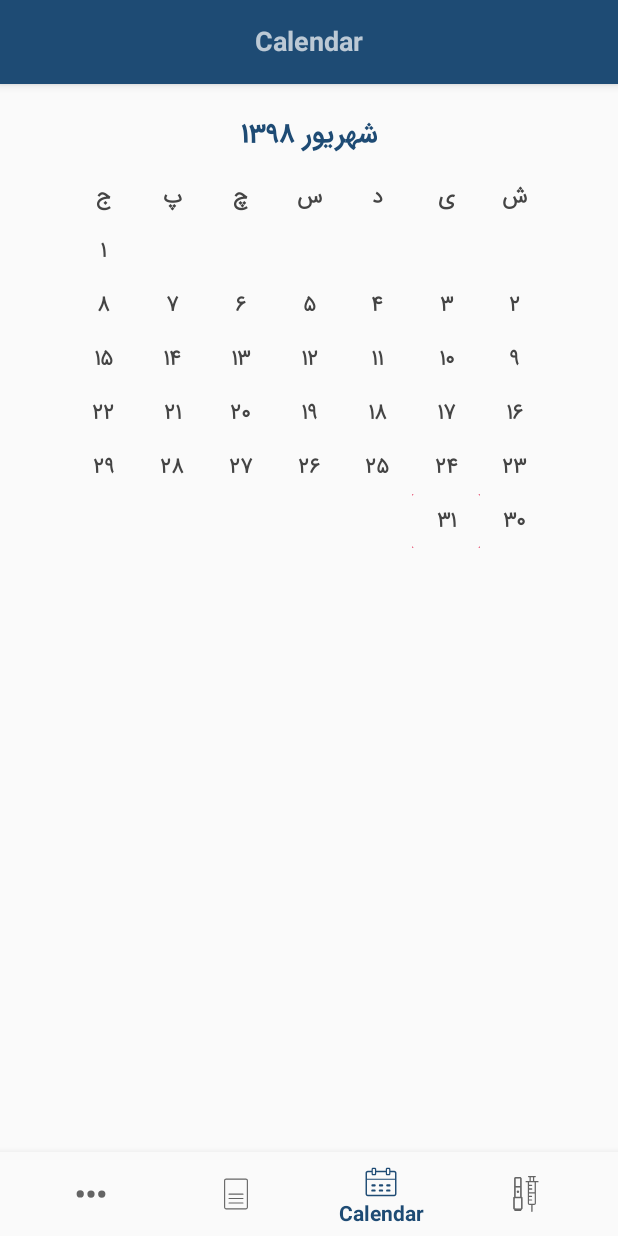
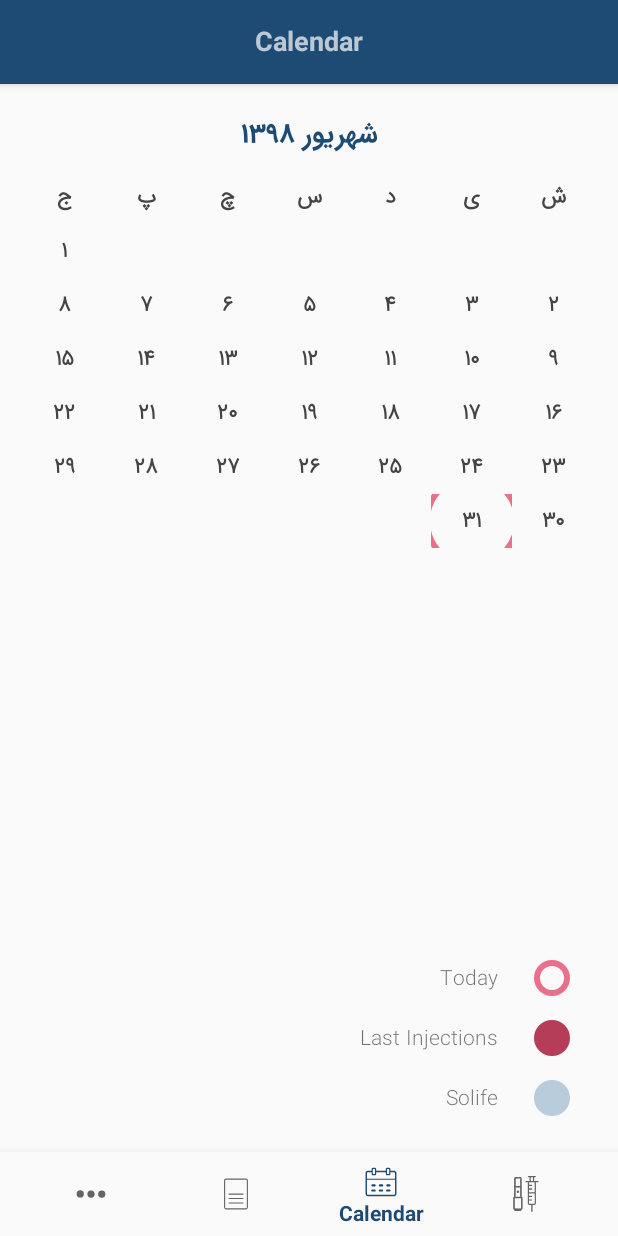
Before and after one commit to manjav/bottom-navigation-app, an Android app: the screen it shows after launch (MainActivity), item 2 of the bottom bar chosen, on a phone screen of 412 x 824 dp. Run offline under Robolectric (Android 15) with nearby library versions, the phone set to English and light mode, and no system bars; plain views replace PersianCalendarView.

Commit message:
added color hints fot calendar

```diff
--- a/app/src/main/java/com/grantech/cinnagen/solife/fragments/DateFragment.java
+++ b/app/src/main/java/com/grantech/cinnagen/solife/fragments/DateFragment.java
@@ -1,5 +1,6 @@
 package com.grantech.cinnagen.solife.fragments;
 
+import android.content.Intent;
 import android.os.Bundle;
 import android.view.LayoutInflater;
 import android.view.View;
@@ -8,6 +9,7 @@ import android.widget.TextView;
 
 import androidx.annotation.NonNull;
 import androidx.annotation.Nullable;
+import androidx.localbroadcastmanager.content.LocalBroadcastManager;
 import androidx.viewpager.widget.ViewPager;
 
 import com.grantech.cinnagen.solife.R;
@@ -42,7 +44,9 @@ public class DateFragment extends BaseFragment implements ViewPager.OnPageChange
         this.calendar.setOnEventUpdateListener(this::createViewPagers);
 
         this.headerView = view.findViewById(R.id.txt_year_month);
-        this.calendar.setOnMonthChangedListener(this::changeHeader);
+        this.calendar.setOnMonthChangedListener(day -> {
+            changeHeader(day);
+        });
 
         this.changeHeader(calendar.getToday());
         this.createViewPagers();
@@ -107,13 +111,13 @@ public class DateFragment extends BaseFragment implements ViewPager.OnPageChange
 
     @Override
     public void onPageSelected(int position) {
-//        mViewPagerPosition = position - Constants.MONTHS_LIMIT / 2;
-//
-//        Intent intent = new Intent(Constants.BROADCAST_INTENT_TO_MONTH_FRAGMENT);
-//        intent.putExtra(Constants.BROADCAST_FIELD_TO_MONTH_FRAGMENT, mViewPagerPosition);
-//        intent.putExtra(Constants.BROADCAST_FIELD_SELECT_DAY, -1);
+        int mViewPagerPosition = position - Constants.MONTHS_LIMIT / 2;
 
-//        LocalBroadcastManager.getInstance(getContext()).sendBroadcast(intent);
+        Intent intent = new Intent(Constants.BROADCAST_INTENT_TO_MONTH_FRAGMENT);
+        intent.putExtra(Constants.BROADCAST_FIELD_TO_MONTH_FRAGMENT, mViewPagerPosition);
+        intent.putExtra(Constants.BROADCAST_FIELD_SELECT_DAY, -1);
+
+        LocalBroadcastManager.getInstance(getContext()).sendBroadcast(intent);
     }
 
     @Override
--- a/app/src/main/res/layout/fragment_date.xml
+++ b/app/src/main/res/layout/fragment_date.xml
@@ -47,14 +47,88 @@
         tools:ignore="MissingConstraints" />
 
     <androidx.viewpager.widget.ViewPager
+        android:overScrollMode="never"
         android:id="@+id/date_pager"
-        android:layout_width="320dp"
-        android:layout_height="300dp"
+        android:layout_width="0dp"
+        android:layout_height="0dp"
+        android:layout_marginStart="16dp"
+        android:layout_marginLeft="16dp"
         android:layout_marginTop="8dp"
+        android:layout_marginEnd="16dp"
+        android:layout_marginRight="16dp"
+        android:layout_marginBottom="8dp"
+        app:layout_constraintBottom_toTopOf="@+id/line_text_1"
         app:layout_constraintEnd_toEndOf="parent"
         app:layout_constraintStart_toStartOf="parent"
         app:layout_constraintTop_toBottomOf="@+id/txt_year_month"
         tools:ignore="MissingConstraints" />
 
+    <ImageView
+        android:id="@+id/line_icon_1"
+        android:layout_width="24dp"
+        android:layout_height="24dp"
+        android:layout_marginBottom="16dp"
+        app:layout_constraintBottom_toTopOf="@+id/line_icon_2"
+        app:layout_constraintStart_toStartOf="@+id/line_icon_2"
+        app:srcCompat="@drawable/circle_today"
+        tools:ignore="MissingConstraints" />
+
+    <androidx.appcompat.widget.AppCompatTextView
+        android:id="@+id/line_text_1"
+        android:layout_width="0dp"
+        android:layout_height="24dp"
+        android:layout_marginBottom="16dp"
+        android:text="@string/date_today"
+        app:layout_constraintBottom_toTopOf="@+id/line_text_2"
+        app:layout_constraintStart_toStartOf="@+id/line_text_2"
+        app:layout_constraintTop_toTopOf="@+id/line_icon_1"
+        tools:ignore="MissingConstraints" />
+
+    <ImageView
+        android:id="@+id/line_icon_2"
+        android:layout_width="24dp"
+        android:layout_height="24dp"
+        android:layout_marginBottom="16dp"
+        app:layout_constraintBottom_toTopOf="@+id/line_icon_3"
+        app:layout_constraintStart_toStartOf="@+id/line_icon_3"
+        app:srcCompat="@drawable/circle_event_next"
+        tools:ignore="MissingConstraints" />
+
+    <androidx.appcompat.widget.AppCompatTextView
+        android:id="@+id/line_text_2"
+        android:layout_width="0dp"
+        android:layout_height="24dp"
+        android:layout_marginBottom="16dp"
+        android:text="@string/date_prev"
+        app:layout_constraintBottom_toTopOf="@+id/line_text_3"
+        app:layout_constraintStart_toStartOf="@+id/line_text_3"
+        app:layout_constraintTop_toTopOf="@+id/line_icon_2"
+        tools:ignore="MissingConstraints" />
+
+    <ImageView
+        android:id="@+id/line_icon_3"
+        android:layout_width="24dp"
+        android:layout_height="24dp"
+        android:layout_marginStart="16dp"
+        android:layout_marginBottom="24dp"
+        app:layout_constraintBottom_toBottomOf="parent"
+        app:layout_constraintStart_toStartOf="@+id/date_pager"
+        app:srcCompat="@drawable/circle_event_prev"
+        tools:ignore="MissingConstraints"
+        android:layout_marginLeft="16dp" />
+
+    <androidx.appcompat.widget.AppCompatTextView
+        android:id="@+id/line_text_3"
+        android:layout_width="0dp"
+        android:layout_height="24dp"
+        android:layout_marginStart="24dp"
+        android:layout_marginLeft="32dp"
+        android:layout_marginBottom="24dp"
+        android:text="@string/app_name"
+        app:layout_constraintBottom_toBottomOf="parent"
+        app:layout_constraintStart_toEndOf="@+id/line_icon_3"
+        app:layout_constraintTop_toTopOf="@+id/line_icon_3"
+        tools:ignore="MissingConstraints" />
+
 
 </androidx.constraintlayout.widget.ConstraintLayout>
--- a/app/src/main/res/values/strings.xml
+++ b/app/src/main/res/values/strings.xml
@@ -42,4 +42,7 @@
     <string name="medication_alarm_list_three">در صورت فراموشی تزریق</string>
 
     <string name="injection_body_title">Test Test Test</string>
+    <string name="date_today">Today</string>
+    <string name="date_next">Next Injections</string>
+    <string name="date_prev">Last Injections</string>
 </resources>
```
Also changed, not shown: 1 other file.
